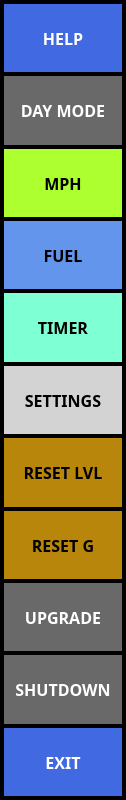
Old version of the form ui/MenuDialog.ui in the repository UnexplodedMinds/Stratofier.
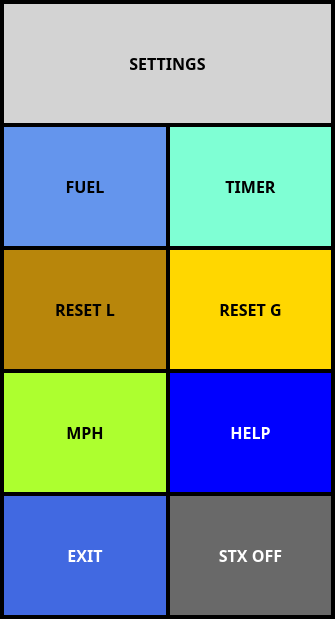
New version of the form.

```diff
--- a/ui/MenuDialog.ui
+++ b/ui/MenuDialog.ui
@@ -6,8 +6,8 @@
    <rect>
     <x>0</x>
     <y>0</y>
-    <width>126</width>
-    <height>800</height>
+    <width>335</width>
+    <height>619</height>
    </rect>
   </property>
   <property name="sizePolicy">
@@ -124,8 +124,8 @@
    <property name="spacing">
     <number>0</number>
    </property>
-   <item row="1" column="1" colspan="2">
-    <widget class="QPushButton" name="m_pDayModeButton">
+   <item row="15" column="1">
+    <widget class="QPushButton" name="m_pExitStratofierButton">
      <property name="sizePolicy">
       <sizepolicy hsizetype="MinimumExpanding" vsizetype="MinimumExpanding">
        <horstretch>0</horstretch>
@@ -140,13 +140,34 @@
        <bold>true</bold>
       </font>
      </property>
+     <property name="autoFillBackground">
+      <bool>false</bool>
+     </property>
+     <property name="styleSheet">
+      <string notr="true">QPushButton
+{
+	border: none;
+	background-color: RoyalBlue;
+	color: white;
+}
+QPushButton::pressed
+{
+	border: none;
+	background-color: CornflowerBlue;
+	color: black;
+}
+</string>
+     </property>
      <property name="text">
-      <string>DAY MODE</string>
+      <string>EXIT</string>
+     </property>
+     <property name="autoDefault">
+      <bool>false</bool>
      </property>
     </widget>
    </item>
-   <item row="10" column="1">
-    <widget class="QPushButton" name="m_pResetGMeterButton">
+   <item row="2" column="1">
+    <widget class="QPushButton" name="m_pFuelButton">
      <property name="sizePolicy">
       <sizepolicy hsizetype="MinimumExpanding" vsizetype="MinimumExpanding">
        <horstretch>0</horstretch>
@@ -161,12 +182,15 @@
        <bold>true</bold>
       </font>
      </property>
+     <property name="autoFillBackground">
+      <bool>false</bool>
+     </property>
      <property name="styleSheet">
       <string notr="true">QPushButton
 {
 	border: none;
 	color: black;
-	background-color: DarkGoldenrod;
+	background-color: CornflowerBlue;
 }
 QPushButton::pressed
 {
@@ -177,14 +201,14 @@
 </string>
      </property>
      <property name="text">
-      <string>RESET G</string>
+      <string>FUEL</string>
      </property>
      <property name="autoDefault">
       <bool>false</bool>
      </property>
     </widget>
    </item>
-   <item row="4" column="1">
+   <item row="2" column="2">
     <widget class="QPushButton" name="m_pTimerButton">
      <property name="sizePolicy">
       <sizepolicy hsizetype="MinimumExpanding" vsizetype="MinimumExpanding">
@@ -226,133 +250,7 @@
      </property>
     </widget>
    </item>
-   <item row="9" column="1">
-    <widget class="QPushButton" name="m_pResetLevelButton">
-     <property name="sizePolicy">
-      <sizepolicy hsizetype="MinimumExpanding" vsizetype="MinimumExpanding">
-       <horstretch>0</horstretch>
-       <verstretch>0</verstretch>
-      </sizepolicy>
-     </property>
-     <property name="font">
-      <font>
-       <family>Droid Sans</family>
-       <pointsize>12</pointsize>
-       <weight>75</weight>
-       <bold>true</bold>
-      </font>
-     </property>
-     <property name="styleSheet">
-      <string notr="true">QPushButton
-{
-	border: none;
-	color: black;
-	background-color: DarkGoldenrod;
-}
-QPushButton::pressed
-{
-	border: none;
-	color: black;
-	background-color: LightGray;
-}
-</string>
-     </property>
-     <property name="text">
-      <string>RESET LVL</string>
-     </property>
-     <property name="autoDefault">
-      <bool>false</bool>
-     </property>
-    </widget>
-   </item>
-   <item row="5" column="1" colspan="2">
-    <widget class="QPushButton" name="m_pSettingsButton">
-     <property name="sizePolicy">
-      <sizepolicy hsizetype="MinimumExpanding" vsizetype="MinimumExpanding">
-       <horstretch>0</horstretch>
-       <verstretch>0</verstretch>
-      </sizepolicy>
-     </property>
-     <property name="font">
-      <font>
-       <family>Droid Sans</family>
-       <pointsize>12</pointsize>
-       <weight>75</weight>
-       <bold>true</bold>
-      </font>
-     </property>
-     <property name="styleSheet">
-      <string notr="true">QPushButton
-{
-	border: none;
-	color: black;
-	background-color: lightGray;
-}
-QPushButton::pressed
-{
-	border: none;
-	color: black;
-	background-color: dimGray;
-}
-</string>
-     </property>
-     <property name="text">
-      <string>SETTINGS</string>
-     </property>
-     <property name="checkable">
-      <bool>false</bool>
-     </property>
-     <property name="checked">
-      <bool>false</bool>
-     </property>
-     <property name="autoDefault">
-      <bool>false</bool>
-     </property>
-    </widget>
-   </item>
-   <item row="3" column="1">
-    <widget class="QPushButton" name="m_pFuelButton">
-     <property name="sizePolicy">
-      <sizepolicy hsizetype="MinimumExpanding" vsizetype="MinimumExpanding">
-       <horstretch>0</horstretch>
-       <verstretch>0</verstretch>
-      </sizepolicy>
-     </property>
-     <property name="font">
-      <font>
-       <family>Droid Sans</family>
-       <pointsize>12</pointsize>
-       <weight>75</weight>
-       <bold>true</bold>
-      </font>
-     </property>
-     <property name="autoFillBackground">
-      <bool>false</bool>
-     </property>
-     <property name="styleSheet">
-      <string notr="true">QPushButton
-{
-	border: none;
-	color: black;
-	background-color: CornflowerBlue;
-}
-QPushButton::pressed
-{
-	border: none;
-	color: black;
-	background-color: LightGray;
-}
-</string>
-     </property>
-     <property name="text">
-      <string>FUEL</string>
-     </property>
-     <property name="autoDefault">
-      <bool>false</bool>
-     </property>
-    </widget>
-   </item>
-   <item row="2" column="1" colspan="2">
+   <item row="6" column="1">
     <widget class="QPushButton" name="m_pUnitsAirspeedButton">
      <property name="sizePolicy">
       <sizepolicy hsizetype="MinimumExpanding" vsizetype="MinimumExpanding">
@@ -388,8 +286,8 @@
      </property>
     </widget>
    </item>
-   <item row="14" column="1">
-    <widget class="QPushButton" name="m_pExitStratofierButton">
+   <item row="3" column="1">
+    <widget class="QPushButton" name="m_pResetLevelButton">
      <property name="sizePolicy">
       <sizepolicy hsizetype="MinimumExpanding" vsizetype="MinimumExpanding">
        <horstretch>0</horstretch>
@@ -404,60 +302,30 @@
        <bold>true</bold>
       </font>
      </property>
-     <property name="autoFillBackground">
-      <bool>false</bool>
-     </property>
      <property name="styleSheet">
       <string notr="true">QPushButton
 {
 	border: none;
-	background-color: RoyalBlue;
-	color: white;
+	color: black;
+	background-color: DarkGoldenrod;
 }
 QPushButton::pressed
 {
 	border: none;
-	background-color: CornflowerBlue;
 	color: black;
+	background-color: LightGray;
 }
 </string>
      </property>
      <property name="text">
-      <string>EXIT</string>
+      <string>RESET L</string>
      </property>
      <property name="autoDefault">
       <bool>false</bool>
      </property>
     </widget>
    </item>
-   <item row="12" column="1" colspan="2">
-    <widget class="QPushButton" name="m_pUpgradeButton">
-     <property name="sizePolicy">
-      <sizepolicy hsizetype="MinimumExpanding" vsizetype="MinimumExpanding">
-       <horstretch>0</horstretch>
-       <verstretch>0</verstretch>
-      </sizepolicy>
-     </property>
-     <property name="font">
-      <font>
-       <family>Droid Sans</family>
-       <pointsize>12</pointsize>
-       <weight>75</weight>
-       <bold>true</bold>
-      </font>
-     </property>
-     <property name="autoFillBackground">
-      <bool>false</bool>
-     </property>
-     <property name="text">
-      <string>UPGRADE</string>
-     </property>
-     <property name="autoDefault">
-      <bool>false</bool>
-     </property>
-    </widget>
-   </item>
-   <item row="13" column="1" colspan="2">
+   <item row="15" column="2">
     <widget class="QPushButton" name="m_pExitButton">
      <property name="sizePolicy">
       <sizepolicy hsizetype="MinimumExpanding" vsizetype="MinimumExpanding">
@@ -477,14 +345,53 @@
       <bool>false</bool>
      </property>
      <property name="text">
-      <string>SHUTDOWN</string>
+      <string>STX OFF</string>
      </property>
      <property name="autoDefault">
       <bool>false</bool>
      </property>
     </widget>
    </item>
-   <item row="0" column="1">
+   <item row="3" column="2">
+    <widget class="QPushButton" name="m_pResetGMeterButton">
+     <property name="sizePolicy">
+      <sizepolicy hsizetype="MinimumExpanding" vsizetype="MinimumExpanding">
+       <horstretch>0</horstretch>
+       <verstretch>0</verstretch>
+      </sizepolicy>
+     </property>
+     <property name="font">
+      <font>
+       <family>Droid Sans</family>
+       <pointsize>12</pointsize>
+       <weight>75</weight>
+       <bold>true</bold>
+      </font>
+     </property>
+     <property name="styleSheet">
+      <string notr="true">QPushButton
+{
+	border: none;
+	color: black;
+	background-color: Gold;
+}
+QPushButton::pressed
+{
+	border: none;
+	color: black;
+	background-color: Yellow;
+}
+</string>
+     </property>
+     <property name="text">
+      <string>RESET G</string>
+     </property>
+     <property name="autoDefault">
+      <bool>false</bool>
+     </property>
+    </widget>
+   </item>
+   <item row="6" column="2">
     <widget class="QPushButton" name="m_pHelpButton">
      <property name="sizePolicy">
       <sizepolicy hsizetype="MinimumExpanding" vsizetype="MinimumExpanding">
@@ -507,7 +414,7 @@
       <string notr="true">QPushButton
 {
 	border: none;
-	background-color: RoyalBlue;
+	background-color: Blue;
 	color: white;
 }
 QPushButton::pressed
@@ -526,6 +433,51 @@
      </property>
     </widget>
    </item>
+   <item row="1" column="1" colspan="2">
+    <widget class="QPushButton" name="m_pSettingsButton">
+     <property name="sizePolicy">
+      <sizepolicy hsizetype="MinimumExpanding" vsizetype="MinimumExpanding">
+       <horstretch>0</horstretch>
+       <verstretch>0</verstretch>
+      </sizepolicy>
+     </property>
+     <property name="font">
+      <font>
+       <family>Droid Sans</family>
+       <pointsize>12</pointsize>
+       <weight>75</weight>
+       <bold>true</bold>
+      </font>
+     </property>
+     <property name="styleSheet">
+      <string notr="true">QPushButton
+{
+	border: none;
+	color: black;
+	background-color: lightGray;
+}
+QPushButton::pressed
+{
+	border: none;
+	color: black;
+	background-color: dimGray;
+}
+</string>
+     </property>
+     <property name="text">
+      <string>SETTINGS</string>
+     </property>
+     <property name="checkable">
+      <bool>false</bool>
+     </property>
+     <property name="checked">
+      <bool>false</bool>
+     </property>
+     <property name="autoDefault">
+      <bool>false</bool>
+     </property>
+    </widget>
+   </item>
   </layout>
  </widget>
  <resources>
```
